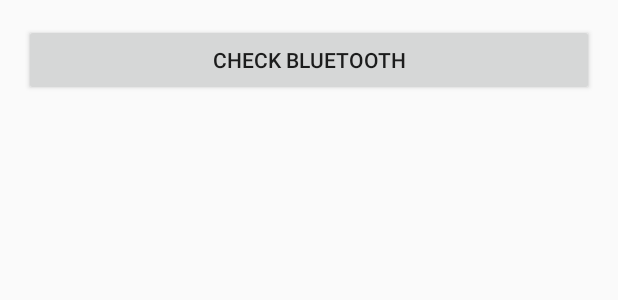
After one commit to UniveIngSw2020/Disarray_Men, an Android app: the layout activity_bluetooth.xml on its own in the app's theme, with its tools: preview values and no code run, on a phone screen of 412 x 824 dp. The commit adds this screen. Shown: the top 300 px of the screen. Run offline under Robolectric (Android 15) with nearby library versions, the phone set to English and light mode, and no system bars.

Commit message:
Added bluetooth distance finder

```diff
--- a/RedZone/app/src/main/java/com/disarraymen/redzone/MainActivity.java
+++ b/RedZone/app/src/main/java/com/disarraymen/redzone/MainActivity.java
@@ -18,7 +18,7 @@ public class MainActivity extends MapsActivity {
     @Override
     protected void onCreate(Bundle savedInstanceState) {
         super.onCreate(savedInstanceState);
-        setContentView(R.layout.activity_main);
+        setContentView(R.layout.activity_bluetooth);
 
 //        mNotificationUtils = new NotificationUtils(this);
 
--- /dev/null
+++ b/RedZone/app/src/main/res/layout/activity_bluetooth.xml
@@ -0,0 +1,25 @@
+<?xml version="1.0" encoding="utf-8"?>
+<LinearLayout
+        xmlns:android="http://schemas.android.com/apk/res/android"
+        xmlns:app="http://schemas.android.com/apk/res-auto"
+        xmlns:tools="http://schemas.android.com/tools"
+        android:id="@+id/activity_main"
+        android:layout_width="match_parent"
+        android:layout_height="match_parent"
+        android:orientation="vertical"
+        android:layout_margin="16dp"
+        tools:context="com.disarraymen.redzone.MainActivity">
+
+    <Button
+        android:id="@+id/btn1"
+        android:layout_width="match_parent"
+        android:layout_height="wrap_content"
+        android:text="Check Bluetooth" />
+
+    <ListView
+        android:id="@+id/listView"
+        android:layout_width="match_parent"
+        android:layout_height="match_parent"
+        android:visibility="visible" />
+
+</LinearLayout>
```
Also changed, not shown: RedZone/app/src/main/java/com/disarraymen/redzone/BluetoothActivity.java (added, +197 -0 lines), RedZone/app/src/main/java/com/disarraymen/redzone/MapsActivity.java (+23 -16 lines), RedZone/app/src/main/res/layout/activity_settings.xml (renamed from RedZone/app/src/main/res/layout/activity_main.xml).
